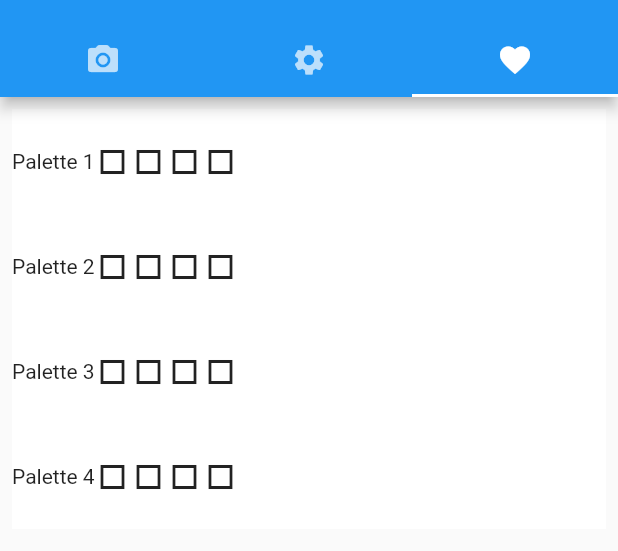
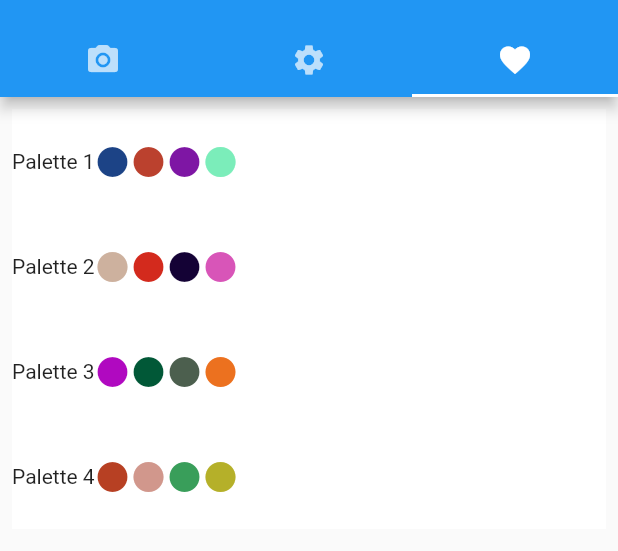
Before and after one commit to sudotensor/arcus, a Flutter app: the screen it shows after launch, tab 3 chosen, on a phone screen of 412 x 824 dp, the part 59-610 px from its top. Run offline on Flutter 3.47's test engine with Material 2 defaults, Android fonts, the phone set to English and light mode, and no system bars; our stand-ins replace image_picker; network calls fail.

Commit message:
this commit will add a random color generator for the favorites tab as a placeholder. this commit will also change the icons from squares to filled circles

```diff
--- a/lib/favourites.dart
+++ b/lib/favourites.dart
@@ -1,3 +1,5 @@
+import 'dart:math';
+
 import 'package:flutter/material.dart';
 
 class Favourites extends StatefulWidget {
@@ -7,6 +9,7 @@ class Favourites extends StatefulWidget {
 
 class _FavouritesState extends State<Favourites> {
   final List<String> favourites = <String>['Palette 1', 'Palette 2', 'Palette 3', 'Palette 4'];
+  Random random = new Random(); //GENERATE RANDOM COLORS FOR PLACEHOLDER PALETTES
 
   @override
   Widget build(BuildContext context) {
@@ -22,10 +25,10 @@ class _FavouritesState extends State<Favourites> {
                 child: Row(
                   children: <Widget> [
                     Text('${favourites[index]}'),
-                    Icon(Icons.crop_square_sharp),
-                    Icon(Icons.crop_square_sharp),
-                    Icon(Icons.crop_square_sharp),
-                    Icon(Icons.crop_square_sharp),
+                    Icon(Icons.brightness_1, color: Color((random.nextDouble() * 0xFFFFFF).toInt()).withOpacity(1.0)),
+                    Icon(Icons.brightness_1, color: Color((random.nextDouble() * 0xFFFFFF).toInt()).withOpacity(1.0)),
+                    Icon(Icons.brightness_1, color: Color((random.nextDouble() * 0xFFFFFF).toInt()).withOpacity(1.0)),
+                    Icon(Icons.brightness_1, color: Color((random.nextDouble() * 0xFFFFFF).toInt()).withOpacity(1.0)),
                   ]
                 )
             ),
```
